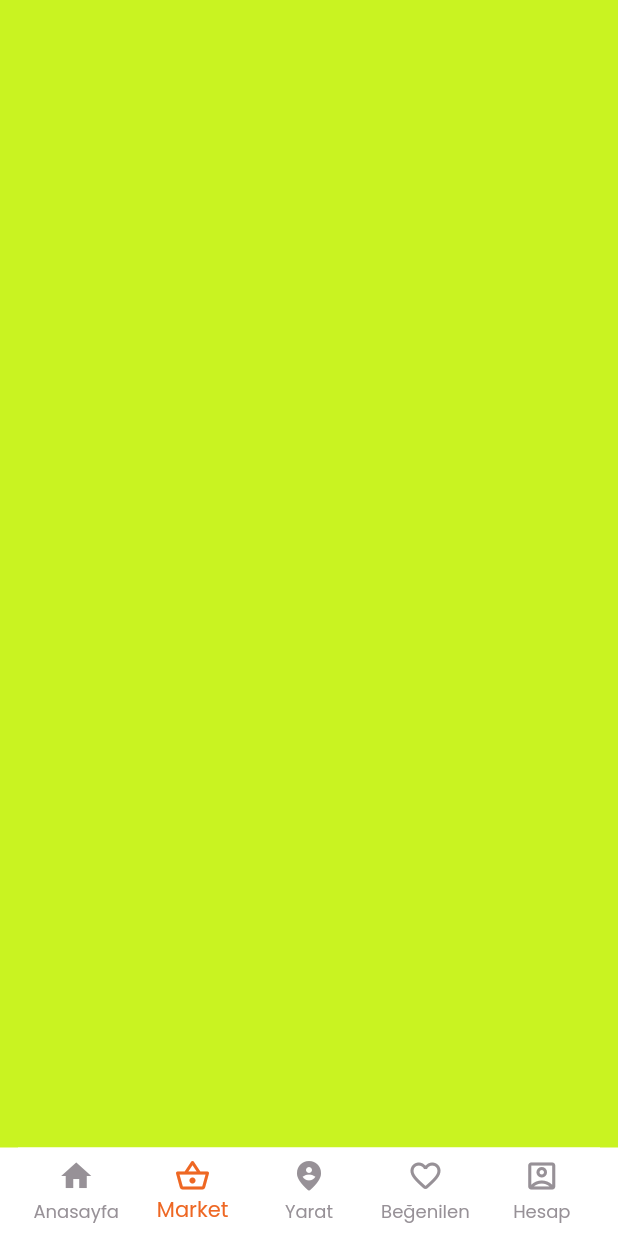
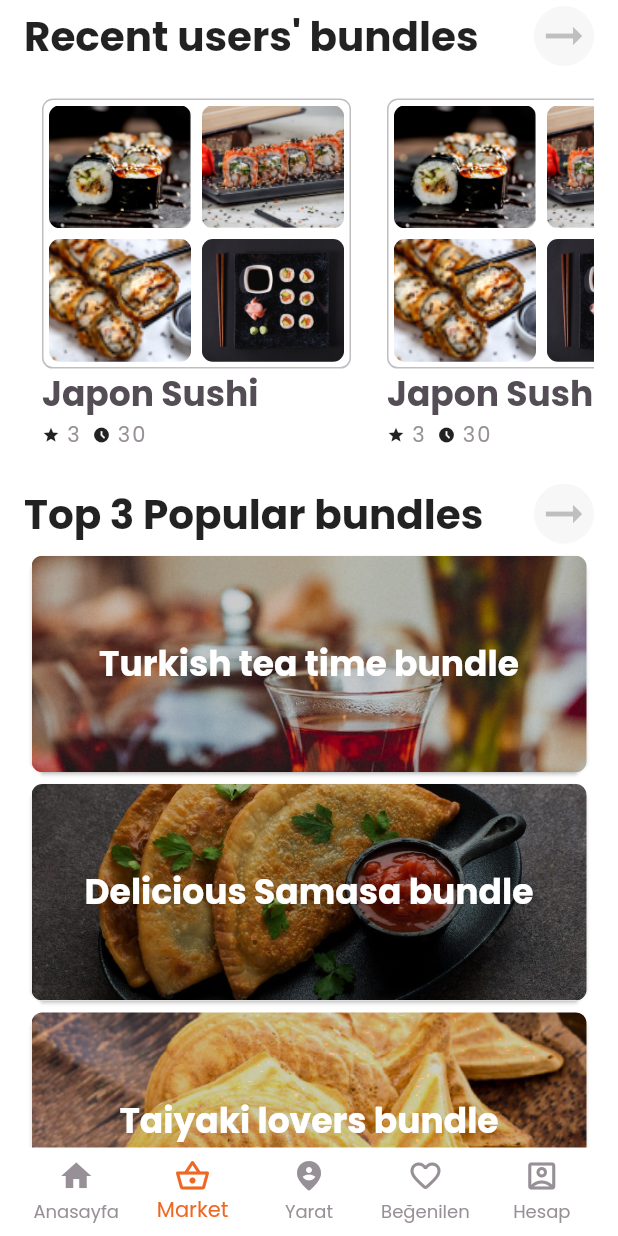
Before and after one commit to batuhandalkilic/snack_overflow, a Flutter app: the screen it shows after launch, item 2 of the bottom bar chosen, on a phone screen of 412 x 824 dp. Run offline on Flutter 3.47's test engine with Material 2 defaults, Android fonts, the phone set to English and light mode, and no system bars; drawn by our look-alikes of auto_size_text; our stand-ins replace flutter_riverpod, flutter_screenutil; network calls fail.

```diff
--- a/lib/Core/components/Carousel/carousel_with_details_4Image.dart
+++ b/lib/Core/components/Carousel/carousel_with_details_4Image.dart
@@ -28,8 +28,7 @@ class _CarouselWithDetails4ImageState extends State<CarouselWithDetails4Image> {
             return UnconstrainedBox(
               child: Container(
                 padding: context.horizantalPaddingSmall,
-                width: 190.w,
-                height: 260.h,
+                width: 230.w,
                 child: Column(
                   crossAxisAlignment: CrossAxisAlignment.stretch,
                   children: [
@@ -38,8 +37,8 @@ class _CarouselWithDetails4ImageState extends State<CarouselWithDetails4Image> {
                         borderRadius: context.buttonRadius,
                         border: Border.all(width: 1.sm, color: AppColorStyle.instance.clooney),
                       ),
-                      width: 160.w,
-                      height: 160.w,
+                      width: 180.w,
+                      height: 180.w,
                       child: Column(
                         children: [
                           Expanded(
@@ -101,13 +100,11 @@ class _CarouselWithDetails4ImageState extends State<CarouselWithDetails4Image> {
                         ],
                       ),
                     ),
-                    Row(
-                      children: [
-                        Text(
-                          widget.list[index].title,
-                          style: Theme.of(context).textTheme.headlineMedium?.copyWith(color: AppColorStyle.instance.teflon),
-                        )
-                      ],
+                    Text(
+                      widget.list[index].title,
+                      maxLines: 1,
+                      overflow: TextOverflow.clip,
+                      style: Theme.of(context).textTheme.headlineMedium?.copyWith(color: AppColorStyle.instance.teflon),
                     ),
                     Row(
                       children: [
--- a/lib/Core/extension/string_extension.dart
+++ b/lib/Core/extension/string_extension.dart
@@ -1,5 +1,6 @@
 extension Png on String {
   String get toOnboardingPng => 'assets/png/onboarding/$this.png';
+  String get toEatPng => 'assets/png/$this.png';
   String get toAppLogoPng => 'assets/png/applogo/$this.png';
   String get toIconPng => 'assets/png/icons/$this.png';
 }
--- a/lib/View/MarketPlace/homePage/view/home_view.dart
+++ b/lib/View/MarketPlace/homePage/view/home_view.dart
@@ -46,7 +46,7 @@ class _HomeViewState extends State<HomeView> {
                   LargeCarousel(objectList: list),
                   SubsectionTitle(subsectionTitle: "Popular items", onPressed: (() {})),
                   CarouselWithDetails(
-                    smallImageMode: false,
+                    smallImageMode: true,
                     carouselWithDetailsModel: [
                       CarouselWithDetailsModel(
                           iconss: Icons.access_alarm_outlined,
--- a/lib/View/MarketPlace/markat_place.dart
+++ b/lib/View/MarketPlace/markat_place.dart
@@ -3,8 +3,8 @@ import 'package:flutter_riverpod/flutter_riverpod.dart';
 import 'package:snack_overflow/Core/Theme/app_color_style.dart';
 import 'package:snack_overflow/Core/extension/build_extension.dart';
 import 'package:snack_overflow/View/MarketPlace/market_place_provider.dart';
-
 import 'homePage/view/home_view.dart';
+import 'marketPage/view/market_view.dart';
 
 class MarkatPlace extends ConsumerStatefulWidget {
   const MarkatPlace({Key? key}) : super(key: key);
@@ -48,11 +48,7 @@ class _MarkatPlaceState extends ConsumerState<MarkatPlace> {
     if (_currentPageIndex == _Currentpage.home.index) {
       return const HomeView();
     } else if (_currentPageIndex == _Currentpage.market.index) {
-      return Scaffold(
-        body: Container(
-          color: const Color.fromARGB(255, 201, 243, 33),
-        ),
-      );
+      return MarketView();
     } else if (_currentPageIndex == _Currentpage.create.index) {
       return Scaffold(
         body: Container(
--- /dev/null
+++ b/lib/View/MarketPlace/marketPage/view/market_view.dart
@@ -0,0 +1,91 @@
+import 'package:flutter/material.dart';
+import 'package:snack_overflow/Core/components/Carousel/carousel_with_details_4Image.dart';
+import 'package:snack_overflow/Core/components/Carousel/large_carousel.dart';
+import 'package:snack_overflow/Core/extension/build_extension.dart';
+import 'package:snack_overflow/Core/extension/string_extension.dart';
+import 'package:snack_overflow/View/MarketPlace/homePage/model/carouseWithDetails4Image_model.dart';
+import 'package:snack_overflow/View/MarketPlace/homePage/model/large_carousel_model.dart';
+import 'package:snack_overflow/View/widget/subsection_title.dart';
+
+import '../../../../Core/components/Carousel/carousel_with_details.dart';
+import '../../homePage/model/carouselWithDetails_model.dart';
+
+class MarketView extends StatefulWidget {
+  const MarketView({Key? key}) : super(key: key);
+
+  @override
+  _MarketViewState createState() => _MarketViewState();
+}
+
+class _MarketViewState extends State<MarketView> {
+  @override
+  Widget build(BuildContext context) {
+    return Scaffold(
+      body: Padding(
+        padding: context.horizantalPaddingMedium,
+        child: ListView(
+          children: [
+            SubsectionTitle(subsectionTitle: "Recent users' bundles", onPressed: (() {})),
+            CarouselWithDetails4Image(list: [
+              CarouseWithDetails4Image_model(
+                  topLeftImage: 'sushi1'.toEatPng,
+                  topRightImage: 'sushi2'.toEatPng,
+                  bottomLeftImage: 'sushi3'.toEatPng,
+                  bottomRightImage: 'sushi4'.toEatPng,
+                  title: "Japon Sushi",
+                  rate: '3',
+                  time: '30'),
+              CarouseWithDetails4Image_model(
+                  topLeftImage: 'sushi1'.toEatPng,
+                  topRightImage: 'sushi2'.toEatPng,
+                  bottomLeftImage: 'sushi3'.toEatPng,
+                  bottomRightImage: 'sushi4'.toEatPng,
+                  title: "Japon Sushi",
+                  rate: '3',
+                  time: '30'),
+              CarouseWithDetails4Image_model(
+                  topLeftImage: 'sushi1'.toEatPng,
+                  topRightImage: 'sushi2'.toEatPng,
+                  bottomLeftImage: 'sushi3'.toEatPng,
+                  bottomRightImage: 'sushi4'.toEatPng,
+                  title: "Japon Sushi",
+                  rate: '3',
+                  time: '30'),
+              CarouseWithDetails4Image_model(
+                  topLeftImage: 'sushi1'.toEatPng,
+                  topRightImage: 'sushi2'.toEatPng,
+                  bottomLeftImage: 'sushi3'.toEatPng,
+                  bottomRightImage: 'sushi4'.toEatPng,
+                  title: "Japon Sushi",
+                  rate: '3',
+                  time: '30'),
+            ]),
+            SubsectionTitle(subsectionTitle: 'Top 3 Popular bundles', onPressed: (() {})),
+            LargeCarousel(isDirection: false, objectList: [
+              LargeCarouselModel(imagePath: "turkcayi".toEatPng, onImagedescribe: "Turkish tea time bundle"),
+              LargeCarouselModel(imagePath: "somato".toEatPng, onImagedescribe: "Delicious Samasa bundle"),
+              LargeCarouselModel(imagePath: "taiyaki".toEatPng, onImagedescribe: "Taiyaki lovers bundle"),
+            ]),
+            SubsectionTitle(subsectionTitle: "People nearby favorites", onPressed: (() {})),
+            CarouselWithDetails(
+              smallImageMode: true,
+              carouselWithDetailsModel: [
+                CarouselWithDetailsModel(
+                    iconss: Icons.access_alarm_outlined,
+                    imagePath: "onboardingSecond".toOnboardingPng,
+                    title: "türk kahvesi",
+                    describe: "mük",
+                    rate: "2",
+                    time: "14"),
+                CarouselWithDetailsModel(imagePath: "iMail".toIconPng, title: "türk kahvesi", describe: "mük", rate: "2", time: "14"),
+                CarouselWithDetailsModel(imagePath: "iMail".toIconPng, title: "türk kahvesi", describe: "mük", rate: "2", time: "14"),
+                CarouselWithDetailsModel(imagePath: "iMail".toIconPng, title: "türk kahvesi", describe: "mük", rate: "2", time: "14"),
+                CarouselWithDetailsModel(imagePath: "iMail".toIconPng, title: "türk kahvesi", describe: "mük", rate: "2", time: "14"),
+              ],
+            ),
+          ],
+        ),
+      ),
+    );
+  }
+}
```
Also changed, not shown: lib/Core/components/Carousel/carousel_with_details.dart (+4 -4 lines), lib/Core/components/Carousel/large_carousel.dart (+18 -5 lines), assets/png/somato.png (added), assets/png/sushi1.png (added), assets/png/sushi2.png (added), assets/png/sushi3.png (added), assets/png/sushi4.png (added), assets/png/taiyaki.png (added), assets/png/turkcayi.png (added).
